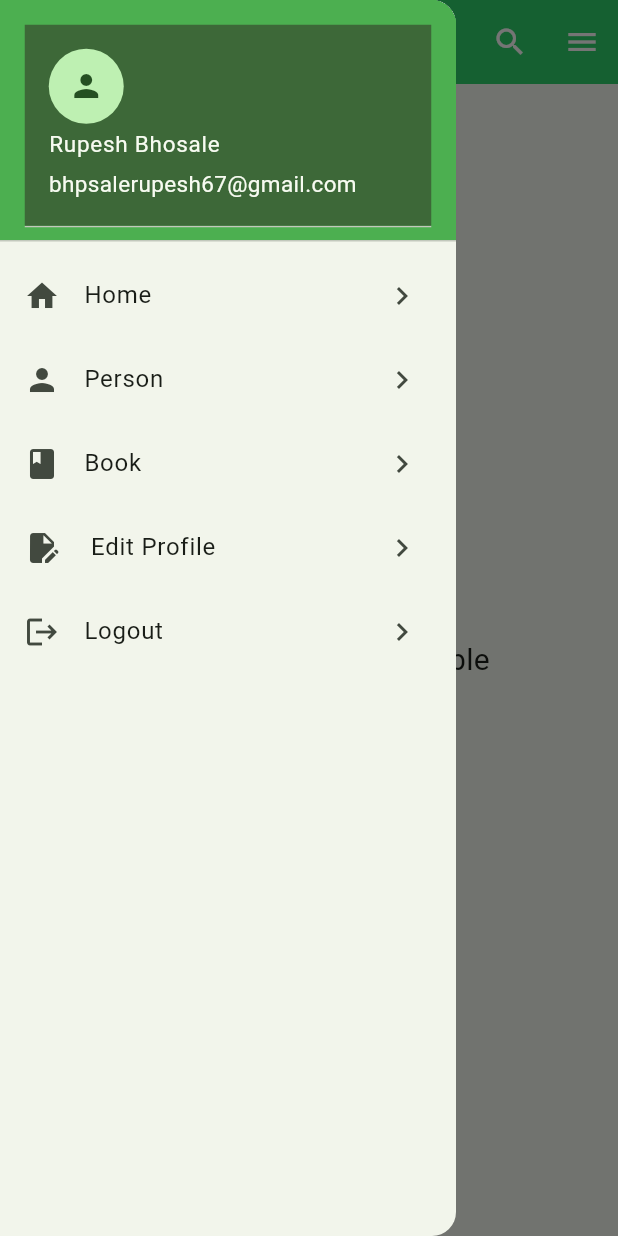
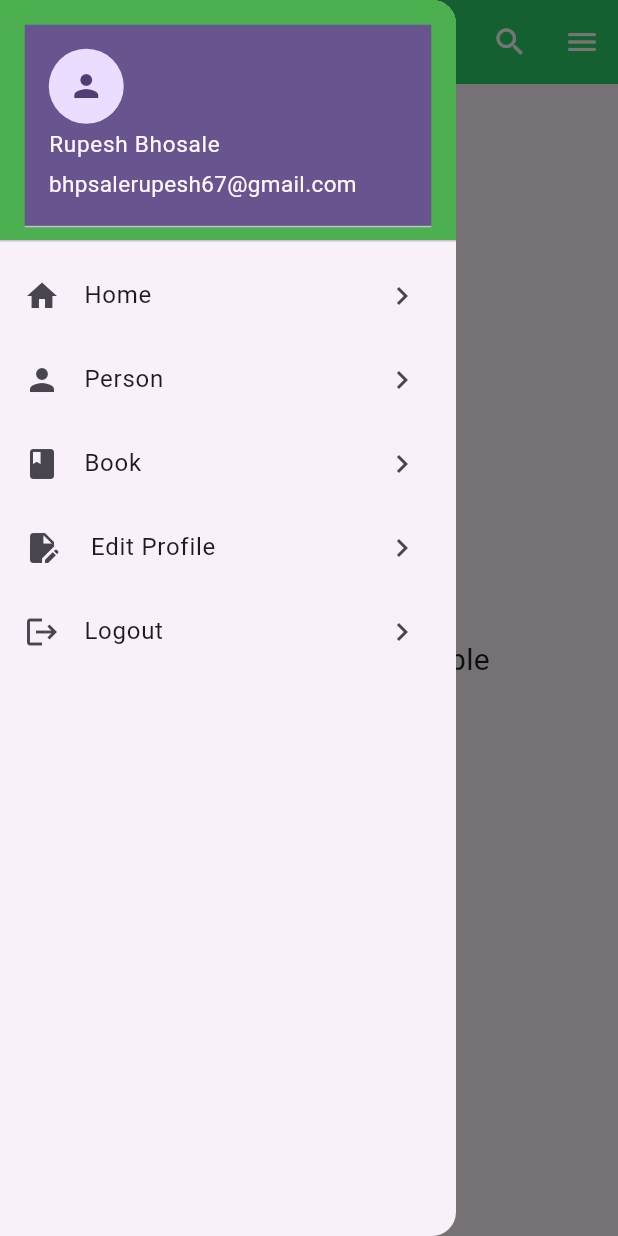
Before and after one commit to rupesh2004/FlutterDrawer, a Flutter app: the screen it shows after launch, with the side drawer open, on a phone screen of 412 x 824 dp. Run offline on Flutter 3.47's test engine with Material 3 defaults, Android fonts, the phone set to English and light mode, and no system bars.

Commit message:
31-01-2024

```diff
--- a/lib/main.dart
+++ b/lib/main.dart
@@ -14,8 +14,7 @@ class MyApp extends StatelessWidget {
       title: 'Flutter Demo',
       debugShowCheckedModeBanner: false,
       theme: ThemeData(
-        colorScheme: ColorScheme.fromSeed(seedColor: Color.fromARGB(
-            255, 205, 245, 194)),
+        colorScheme: ColorScheme.fromSeed(seedColor: Colors.deepPurple),
         useMaterial3: true,
       ),
       home: const MyHomePage(title: 'Flutter Demo Home Page'),
```
